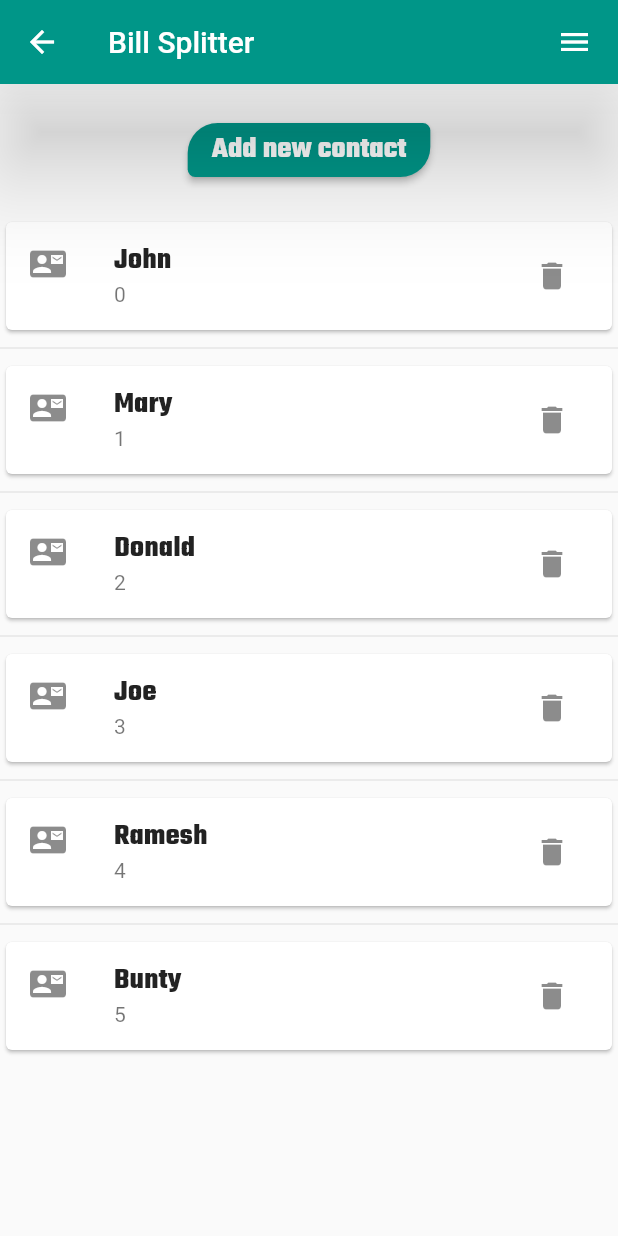
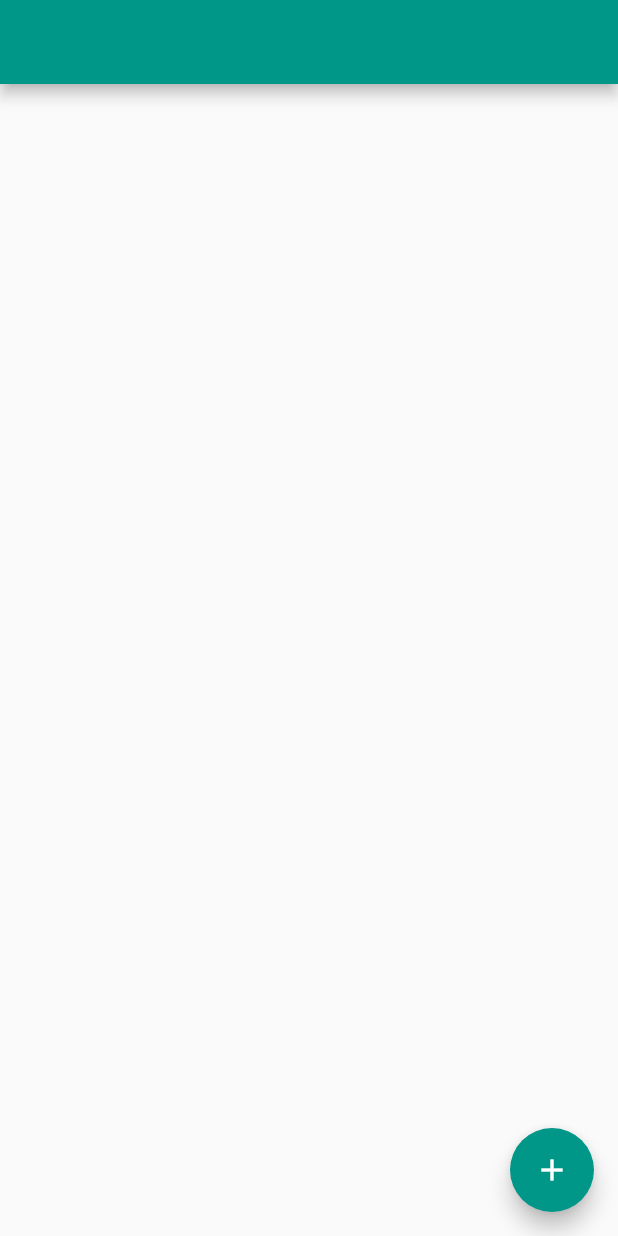
Before and after one commit to misra1702/SplitEz, a Flutter app: the screen it shows after launch, on a phone screen of 412 x 824 dp. Run offline on Flutter 3.47's test engine with Material 2 defaults, Android fonts, the phone set to English and light mode, and no system bars; our stand-ins replace google_fonts, hive, permission_handler; missing offline and left inert: fluttercontactpicker; accounts and stored records are empty.

Commit message:
added selecting contact 	need to add hive functionality.

```diff
--- a/lib/main.dart
+++ b/lib/main.dart
@@ -1,7 +1,9 @@
+import 'package:bill1/screens/grpList.dart';
 import 'package:flutter/material.dart';
-import 'package:bill1/globals.dart';
+import 'package:bill1/screens/grpCreate.dart';
+import 'package:permission_handler/permission_handler.dart';
 
-void main() {
+void main() async {
   runApp(MyApp());
 }
 
@@ -10,146 +12,19 @@ class MyApp extends StatelessWidget {
   Widget build(BuildContext context) {
     return MaterialApp(
       debugShowCheckedModeBanner: false,
+      initialRoute: '/grpList',
+      routes: {
+        '/grpCreate': (context) {
+          return GrpCreate();
+        },
+        '/grpList': (context) {
+          return GrpList();
+        }
+      },
       title: 'Bill App',
       theme: ThemeData(
         primarySwatch: Colors.teal,
       ),
-      home: MyHomePage(),
     );
   }
 }
-
-class MyHomePage extends StatefulWidget {
-  MyHomePage({Key? key}) : super(key: key);
-
-  @override
-  _MyHomePageState createState() => _MyHomePageState();
-}
-
-class _MyHomePageState extends State<MyHomePage> {
-  @override
-  Widget build(BuildContext context) {
-    return Scaffold(
-      drawer: Drawer(
-        child: Column(
-          children: [
-            Container(
-              height: MediaQuery.of(context).size.height / 3,
-              width: MediaQuery.of(context).size.width,
-              decoration: BoxDecoration(
-                color: Colors.teal,
-                borderRadius: BorderRadius.only(
-                  bottomLeft: Radius.circular(30),
-                  bottomRight: Radius.circular(30),
-                ),
-              ),
-              alignment: Alignment.center,
-              child: Text(
-                "Drawer",
-                style: TextStyle(
-                  fontSize: 30,
-                  color: Colors.white,
-                  fontWeight: FontWeight.bold,
-                ),
-              ),
-            ),
-          ],
-        ),
-      ),
-      appBar: AppBar(
-        leading: IconButton(
-          icon: Icon(Icons.arrow_back),
-          onPressed: () {},
-        ),
-        title: Text("Bill Splitter"),
-        actions: [
-          IconButton(
-            onPressed: () {},
-            icon: Icon(Icons.menu),
-          ),
-          SizedBox(
-            width: 5,
-          ),
-        ],
-        elevation: 30,
-      ),
-      body: MyHome(),
-      // This trailing comma makes auto-formatting nicer for build methods.
-    );
-  }
-}
-
-class MyHome extends StatefulWidget {
-  const MyHome({Key? key}) : super(key: key);
-
-  @override
-  _MyHomeState createState() => _MyHomeState();
-}
-
-class _MyHomeState extends State<MyHome> {
-  List<String> contactNames = [
-    "John",
-    "Mary",
-    "Donald",
-    "Joe",
-    "Ramesh",
-    "Bunty",
-  ];
-  @override
-  Widget build(BuildContext context) {
-    return Center(
-      child: Column(
-        crossAxisAlignment: CrossAxisAlignment.center,
-        children: [
-          SizedBox(
-            height: 20,
-          ),
-          ElevatedButton(
-            child: Text(
-              "Add new contact",
-              style: Globals.st,
-            ),
-            onPressed: () {
-              setState(() {
-                contactNames.add("Mohan");
-              });
-            },
-            style: Globals.btnst,
-          ),
-          SizedBox(
-            height: 20,
-          ),
-          Expanded(
-            child: ListView.separated(
-              itemCount: contactNames.length,
-              itemBuilder: (BuildContext context, int index) {
-                return Card(
-                  child: ListTile(
-                    key: UniqueKey(),
-                    title: Text(
-                      "${contactNames[index]}",
-                      style: Globals.st,
-                    ),
-                    leading: Icon(Icons.contact_mail),
-                    subtitle: Text("$index"),
-                    trailing: IconButton(
-                      icon: Icon(Icons.delete),
-                      onPressed: () {
-                        setState(() {
-                          contactNames.removeAt(index);
-                        });
-                      },
-                    ),
-                  ),
-                );
-              },
-              separatorBuilder: (BuildContext context, int index) {
-                return Divider();
-              },
-            ),
-          ),
-        ],
-      ),
-    );
-  }
-}
--- /dev/null
+++ b/lib/screens/grpList.dart
@@ -0,0 +1,44 @@
+import 'package:flutter/material.dart';
+import 'package:permission_handler/permission_handler.dart';
+
+class GrpList extends StatefulWidget {
+  const GrpList({Key? key}) : super(key: key);
+
+  @override
+  _GrpListState createState() => _GrpListState();
+}
+
+class _GrpListState extends State<GrpList> {
+  void askPermission() async {
+    var status = await Permission.contacts.status;
+    print(status);
+    if (status.isDenied) {
+      status = await Permission.contacts.request();
+      print(status);
+    }
+    if (status.isPermanentlyDenied) {
+      openAppSettings();
+    }
+  }
+
+  @override
+  void initState() {
+    super.initState();
+    askPermission();
+  }
+
+  @override
+  Widget build(BuildContext context) {
+    return Scaffold(
+      appBar: AppBar(),
+      floatingActionButton: FloatingActionButton(
+        onPressed: () {
+          Navigator.of(context).pushNamed('/grpCreate');
+        },
+        child: Icon(
+          Icons.add,
+        ),
+      ),
+    );
+  }
+}
```
Also changed, not shown: lib/globals.dart (+7 -0 lines), lib/models/group.dart (added, +35 -0 lines), lib/screens/grpCreate.dart (added, +155 -0 lines), pubspec.yaml (+6 -2 lines), lib/models/group.g.dart (added), pubspec.lock, 2 other files.
